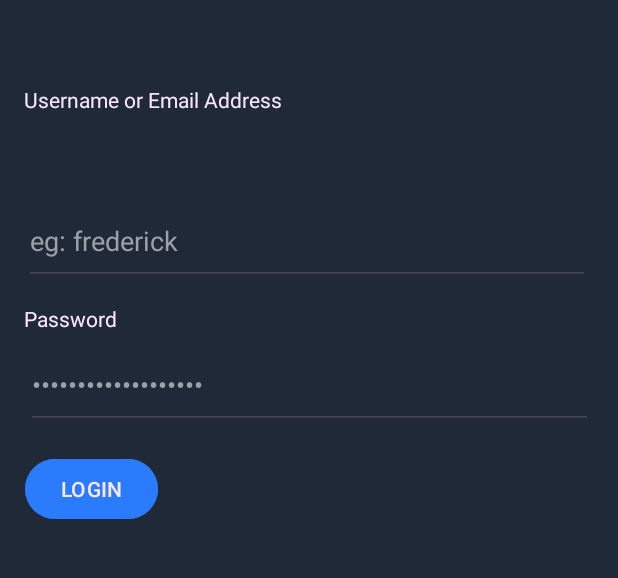
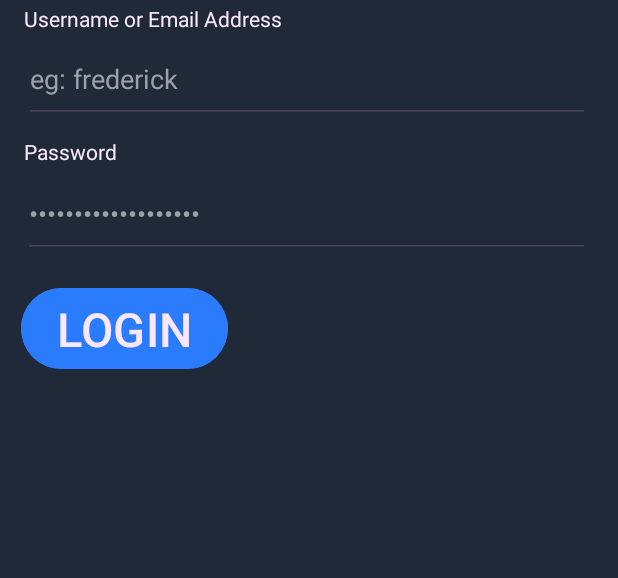
Before and after one commit to not-a-ethan/vikunja, an Android app: the screen it shows after launch (MainActivity), on a phone screen of 412 x 824 dp, the part 327-905 px from its top. Run offline under Robolectric (Android 15) with nearby library versions, the phone set to English and light mode, and no system bars.

Commit message:
Fixed layout on tall phone screens
Stuff was alligned to bottomn causing UI elements to be moved down a lot

```diff
--- a/app/src/main/res/layout/activity_main.xml
+++ b/app/src/main/res/layout/activity_main.xml
@@ -49,16 +49,16 @@
         android:id="@+id/username"
         android:layout_width="377dp"
         android:layout_height="58dp"
-        android:layout_marginBottom="416dp"
+        android:layout_marginTop="24dp"
+        android:autofillHints="username"
         android:ems="10"
         android:inputType="text"
         android:text="@string/login_username_hint"
         android:textColor="@color/hint_color"
-        app:layout_constraintBottom_toBottomOf="parent"
         app:layout_constraintEnd_toEndOf="parent"
         app:layout_constraintHorizontal_bias="0.47"
         app:layout_constraintStart_toStartOf="parent"
-        android:autofillHints="username" />
+        app:layout_constraintTop_toBottomOf="@+id/apiURL" />
 
     <TextView
         android:id="@+id/apiLabel"
@@ -103,16 +103,16 @@
         android:id="@+id/password"
         android:layout_width="378dp"
         android:layout_height="58dp"
-        android:layout_marginBottom="320dp"
+        android:layout_marginTop="32dp"
+        android:autofillHints="password"
         android:ems="10"
         android:inputType="textPassword"
         android:text="@string/login_password_hint"
         android:textColor="@color/hint_color"
-        app:layout_constraintBottom_toBottomOf="parent"
         app:layout_constraintEnd_toEndOf="parent"
-        app:layout_constraintHorizontal_bias="0.515"
+        app:layout_constraintHorizontal_bias="0.454"
         app:layout_constraintStart_toStartOf="parent"
-        android:autofillHints="password" />
+        app:layout_constraintTop_toBottomOf="@+id/username" />
 
     <Button
         android:id="@+id/button2"
@@ -122,6 +122,7 @@
         android:backgroundTint="@color/Button_Blue"
         android:text="@string/login_button"
         android:textColor="@color/White_Text"
+        android:textSize="14pt"
         app:layout_constraintEnd_toEndOf="parent"
         app:layout_constraintHorizontal_bias="0.052"
         app:layout_constraintStart_toStartOf="parent"
```
